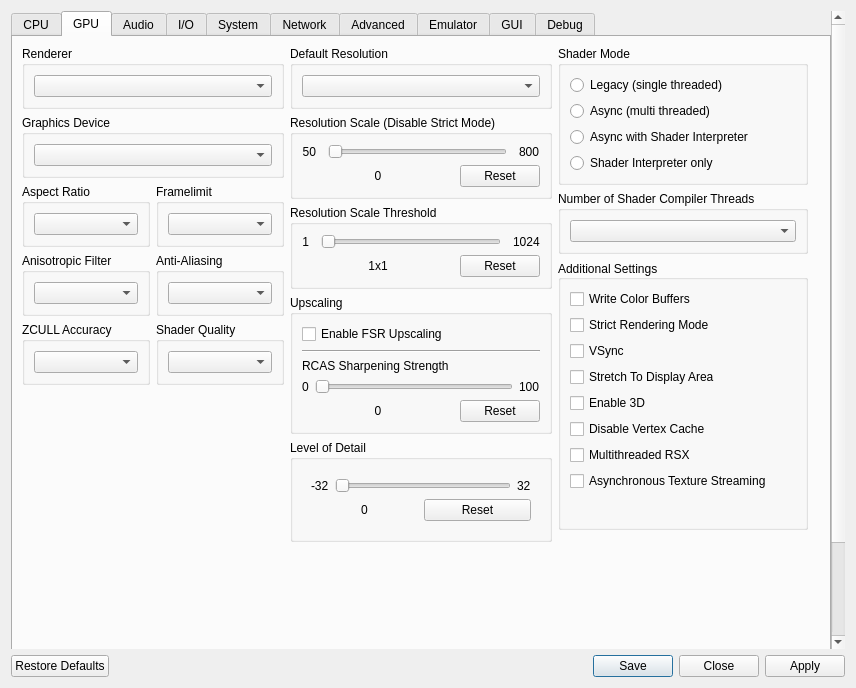
This is rpcs3/rpcs3qt/settings_dialog.ui in RPCS3/rpcs3 as Qt 5 draws it before an edit. The edited form follows.
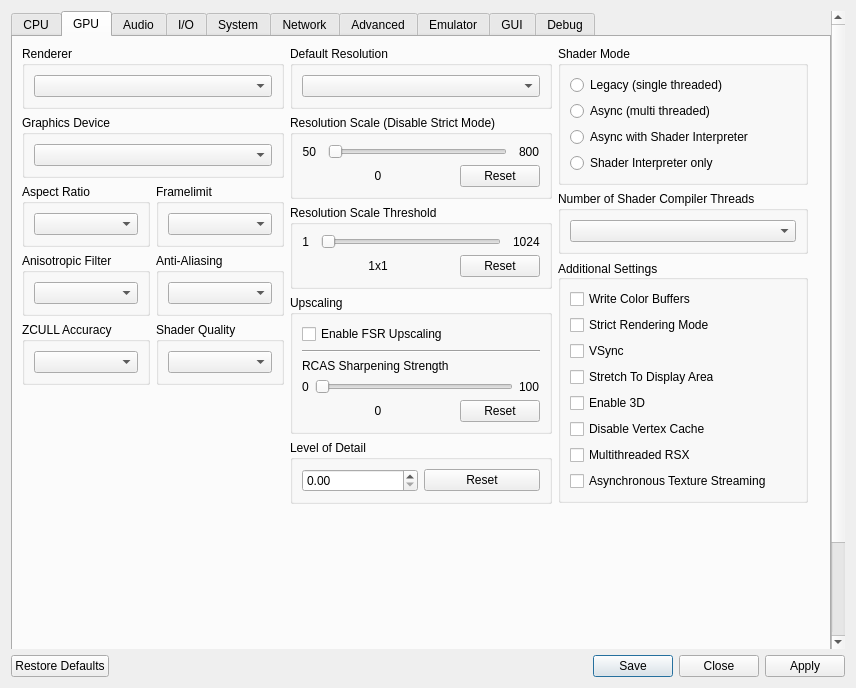
This is the edited form. The open tabs and pages were chosen to show the change. Icons and pictures are not drawn.

Diff of the .ui file:
```diff
--- a/rpcs3/rpcs3qt/settings_dialog.ui
+++ b/rpcs3/rpcs3qt/settings_dialog.ui
@@ -856,56 +856,18 @@
               </property>
               <layout class="QVBoxLayout" name="gb_Level_of_Detail_Layout">
                <item>
-                <widget class="QWidget" name="textureLodBiasWidget" native="true">
-                 <layout class="QVBoxLayout" name="textureLodBiasWidgetLayout">
+                <layout class="QHBoxLayout" name="TextureLODBiasLayout">
                   <item>
-                   <layout class="QHBoxLayout" name="textureLodBiasLayoutTop">
-                    <item>
-                     <widget class="QLabel" name="textureLodBiasMin">
-                      <property name="text">
-                       <string>-32</string>
-                      </property>
-                     </widget>
+                  <widget class="QDoubleSpinBox" name="TextureLODBias"/>
                     </item>
                     <item>
-                     <widget class="QSlider" name="textureLodBias">
-                      <property name="orientation">
-                       <enum>Qt::Horizontal</enum>
-                      </property>
-                     </widget>
-                    </item>
-                    <item>
-                     <widget class="QLabel" name="textureLodBiasMax">
-                      <property name="text">
-                       <string>32</string>
-                      </property>
-                     </widget>
-                    </item>
-                   </layout>
-                  </item>
-                  <item>
-                   <layout class="QHBoxLayout" name="textureLodBiasLayoutBottom">
-                    <item>
-                     <widget class="QLabel" name="textureLodBiasVal">
-                      <property name="text">
-                       <string>0</string>
-                      </property>
-                      <property name="alignment">
-                       <set>Qt::AlignCenter</set>
-                      </property>
-                     </widget>
-                    </item>
-                    <item>
-                     <widget class="QPushButton" name="textureLodBiasReset">
+                  <widget class="QPushButton" name="TextureLODBiasReset">
                       <property name="text">
                        <string>Reset</string>
                       </property>
                      </widget>
                     </item>
                    </layout>
-                  </item>
-                 </layout>
-                </widget>
                </item>
               </layout>
              </widget>
```
Lines whose indentation alone changed are shown as unchanged.
